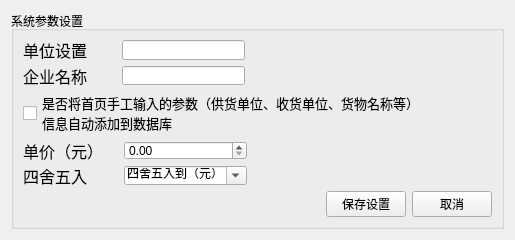
Old version of the form ui/system_params_setup.ui in the repository yuyan235813/balance_platform.
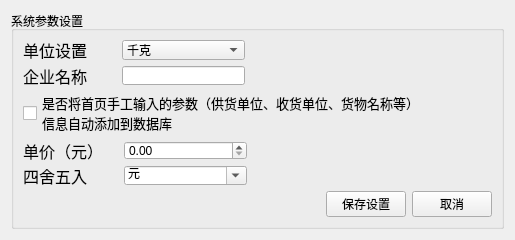
New version of the form.

```diff
--- a/ui/system_params_setup.ui
+++ b/ui/system_params_setup.ui
@@ -49,9 +49,6 @@
             </property>
            </spacer>
           </item>
-          <item row="0" column="2">
-           <widget class="QLineEdit" name="unitPineEdit"/>
-          </item>
           <item row="1" column="2">
            <widget class="QLineEdit" name="companyLineEdit"/>
           </item>
@@ -94,6 +91,20 @@
             </property>
            </spacer>
           </item>
+          <item row="0" column="2">
+           <widget class="QComboBox" name="comboBox">
+            <item>
+             <property name="text">
+              <string>千克</string>
+             </property>
+            </item>
+            <item>
+             <property name="text">
+              <string>吨</string>
+             </property>
+            </item>
+           </widget>
+          </item>
          </layout>
         </item>
         <item>
@@ -152,7 +163,7 @@
             </property>
             <item>
              <property name="text">
-              <string>四舍五入到（元）</string>
+              <string>元</string>
              </property>
             </item>
             <item>
```
Left out of the diff: 2 changed lines with no effect on the pictures.
